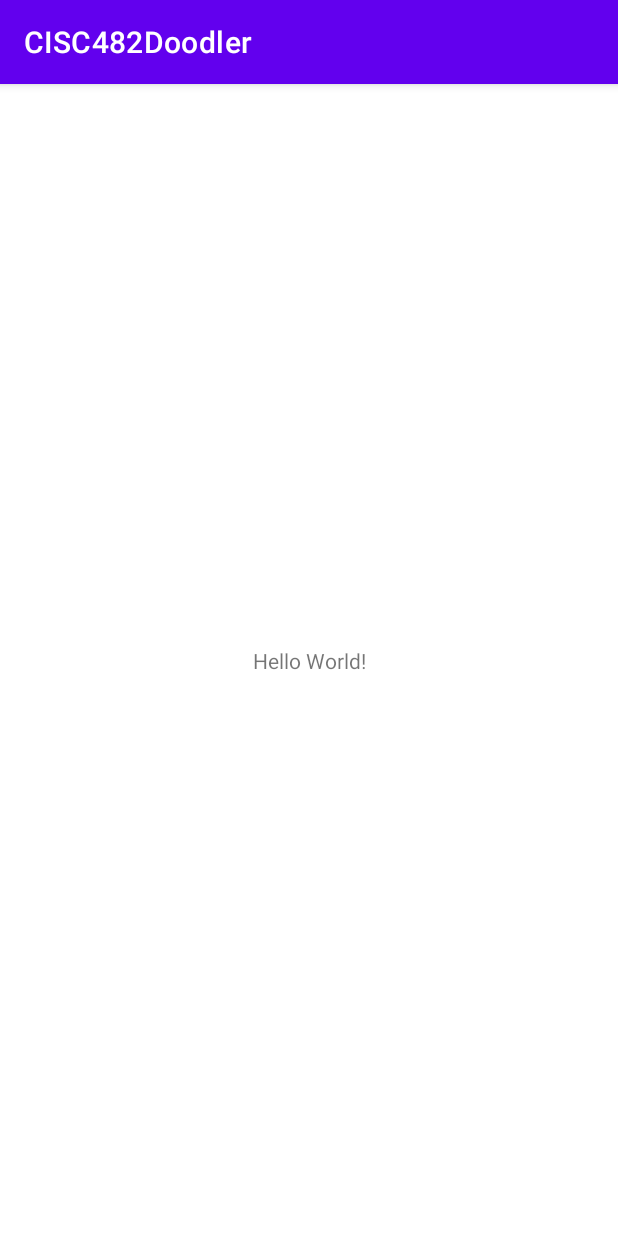
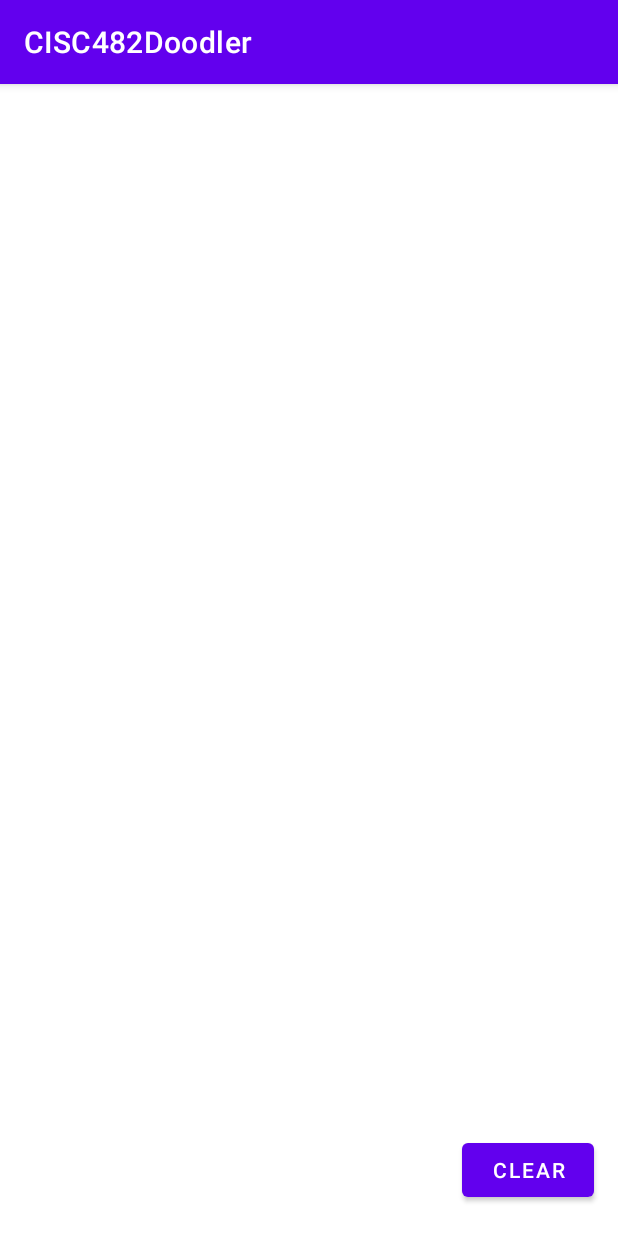
Before and after one commit to ryancev/CISC482Doodler, an Android app: the screen it shows after launch (MainActivity), on a phone screen of 412 x 824 dp. Run offline under Robolectric (Android 15) with nearby library versions, the phone set to English and light mode, and no system bars.

Commit message:
User can draw on canvas and clear canvas

```diff
--- /dev/null
+++ b/app/src/main/java/com/example/cisc482doodler/DoodleView.java
@@ -0,0 +1,55 @@
+package com.example.cisc482doodler;
+
+import android.content.Context;
+import android.graphics.*;
+import android.util.AttributeSet;
+import android.util.Log;
+import android.view.MotionEvent;
+import android.view.View;
+import android.view.ViewGroup;
+
+public class DoodleView extends View {
+
+    private Paint brush = new Paint();
+    private Path path = new Path();
+
+    public DoodleView(Context context, AttributeSet attrs) {
+        super(context, attrs);
+
+        brush.setAntiAlias(true);
+        brush.setColor(Color.RED);
+        brush.setStyle(Paint.Style.STROKE);
+        brush.setStrokeJoin(Paint.Join.ROUND);
+        brush.setStrokeWidth(8f);
+    }
+
+    public DoodleView(Context context) {
+        this(context, null);
+    }
+
+    @Override
+    public boolean onTouchEvent(MotionEvent event) {
+        float pointX = event.getX();
+        float pointY = event.getY();
+
+        if (event.getAction() == MotionEvent.ACTION_DOWN) {
+            path.moveTo(pointX, pointY);
+            return true;
+        } else if (event.getAction() == MotionEvent.ACTION_MOVE) {
+            path.lineTo(pointX, pointY);
+        }
+        postInvalidate();
+        return false;
+    }
+
+    public void clearButtonPressed() {
+        path = new Path();
+        invalidate();
+    }
+
+    @Override
+    protected void onDraw(Canvas canvas) {
+        super.onDraw(canvas);
+        canvas.drawPath(path, brush);
+    }
+}
--- a/app/src/main/java/com/example/cisc482doodler/MainActivity.java
+++ b/app/src/main/java/com/example/cisc482doodler/MainActivity.java
@@ -1,5 +1,8 @@
 package com.example.cisc482doodler;
 
+import android.util.Log;
+import android.view.View;
+import android.widget.Button;
 import androidx.appcompat.app.AppCompatActivity;
 import android.os.Bundle;
 
@@ -9,5 +12,16 @@ public class MainActivity extends AppCompatActivity {
     protected void onCreate(Bundle savedInstanceState) {
         super.onCreate(savedInstanceState);
         setContentView(R.layout.activity_main);
+
+        Button clearButton = findViewById(R.id.clearButton);
+        DoodleView doodleCanvas = findViewById(R.id.doodleView);
+
+        clearButton.setOnClickListener(new View.OnClickListener() {
+            @Override
+            public void onClick(View v) {
+                doodleCanvas.clearButtonPressed();
+            }
+        });
     }
+
 }
--- a/app/src/main/res/layout/activity_main.xml
+++ b/app/src/main/res/layout/activity_main.xml
@@ -6,13 +6,28 @@
         android:layout_width="match_parent"
         android:layout_height="match_parent"
         tools:context=".MainActivity">
-    <TextView
-            android:layout_width="wrap_content"
-            android:layout_height="wrap_content"
-            android:text="Hello World!"
-            app:layout_constraintBottom_toBottomOf="parent"
-            app:layout_constraintLeft_toLeftOf="parent"
-            app:layout_constraintRight_toRightOf="parent"
+    <com.example.cisc482doodler.DoodleView
+            android:layout_width="408dp"
+            android:layout_height="633dp" android:id="@+id/doodleView" app:layout_constraintStart_toStartOf="parent"
             app:layout_constraintTop_toTopOf="parent"/>
+    <LinearLayout
+            android:orientation="horizontal"
+            android:layout_width="match_parent"
+            android:layout_height="wrap_content" app:layout_constraintBottom_toBottomOf="parent"
+            android:layout_marginBottom="20dp" android:id="@+id/linearLayout">
+        <androidx.constraintlayout.widget.ConstraintLayout
+                android:layout_width="match_parent"
+                android:layout_height="match_parent"
+        >
+            <Button
+                    android:text="@string/clear_label"
+                    android:layout_width="wrap_content"
+                    android:layout_height="wrap_content" android:id="@+id/clearButton"
+                    app:layout_constraintTop_toTopOf="parent"
+                    app:layout_constraintBottom_toBottomOf="parent" app:layout_constraintStart_toStartOf="parent"
+                    app:layout_constraintHorizontal_bias="0.95" app:layout_constraintEnd_toEndOf="parent"
+                    app:layout_constraintVertical_bias="1.0" app:toggleCheckedStateOnClick="false"/>
+        </androidx.constraintlayout.widget.ConstraintLayout>
+    </LinearLayout>
 
 </androidx.constraintlayout.widget.ConstraintLayout>
--- a/app/src/main/res/values/colors.xml
+++ b/app/src/main/res/values/colors.xml
@@ -7,4 +7,8 @@
     <color name="teal_700">#FF018786</color>
     <color name="black">#FF000000</color>
     <color name="white">#FFFFFFFF</color>
+    <color name="light_blue_400">#FF29B6F6</color>
+    <color name="light_blue_600">#FF039BE5</color>
+    <color name="gray_400">#FFBDBDBD</color>
+    <color name="gray_600">#FF757575</color>
 </resources>
--- a/app/src/main/res/values/strings.xml
+++ b/app/src/main/res/values/strings.xml
@@ -1,3 +1,4 @@
 <resources>
     <string name="app_name">CISC482Doodler</string>
+    <string name="clear_label">Clear</string>
 </resources>
--- a/build.gradle
+++ b/build.gradle
@@ -5,7 +5,7 @@ buildscript {
         mavenCentral()
     }
     dependencies {
-        classpath 'com.android.tools.build:gradle:7.2.0'
+        classpath 'com.android.tools.build:gradle:7.2.2'
 
         // NOTE: Do not place your application dependencies here; they belong
         // in the individual module build.gradle files
```
